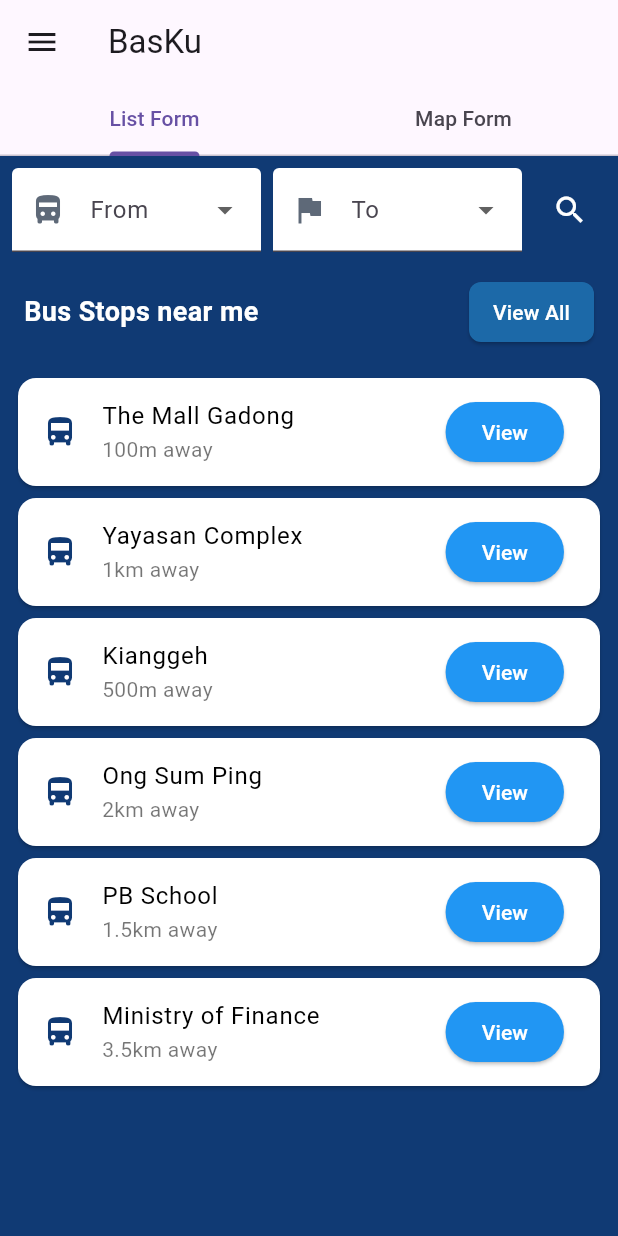
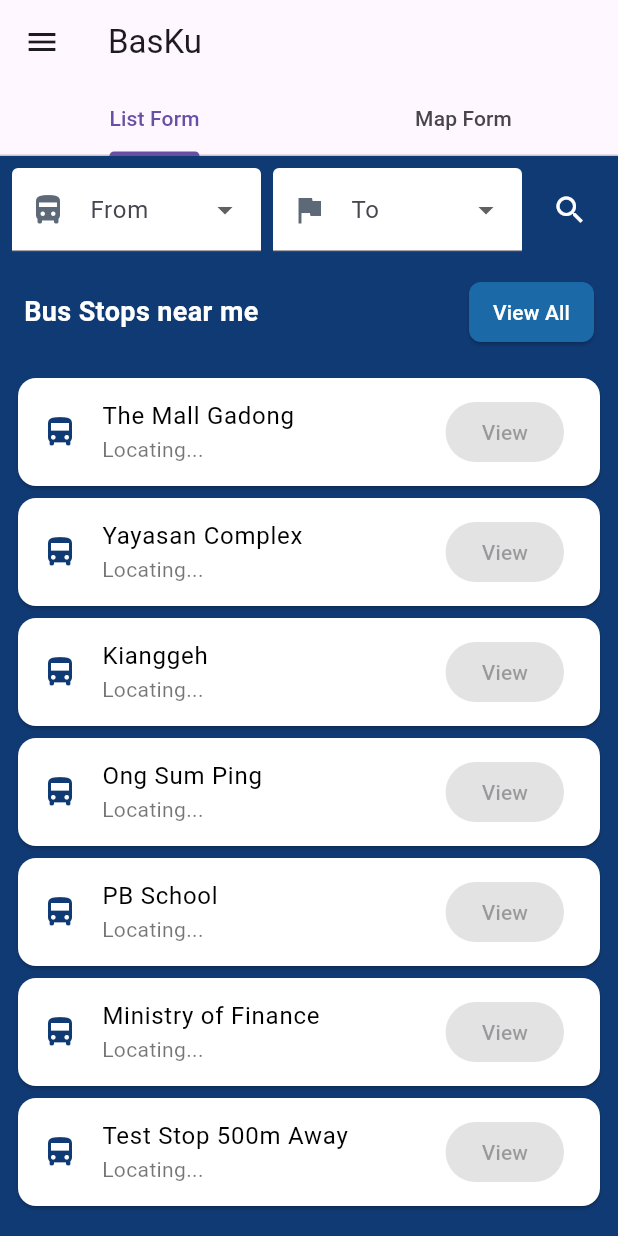
Before and after one commit to sharonkudi/FYP-GROUP_8, a Flutter app: the screen it shows after launch, in the side drawer, after a tap on the "search" icon, on a phone screen of 412 x 824 dp. Run offline on Flutter 3.47's test engine with Material 3 defaults, Android fonts, the light colour scheme and no system bars; our stand-ins replace cloud_firestore, connectivity_plus, firebase_auth, firebase_core, flutter_map, geolocator and 3 more; accounts and stored records are empty.

Commit message:
Update bus_app

```diff
--- a/bus_app/lib/homepage-listform.dart
+++ b/bus_app/lib/homepage-listform.dart
@@ -1,7 +1,10 @@
+import 'dart:async';
+
 import 'homepage-availablebuses.dart';
 import 'package:bus_app/l10n/app_localizations.dart' show AppLocalizations;
 import 'package:flutter/material.dart';
 import 'package:bus_app/no_internet_page.dart';
+import 'package:geolocator/geolocator.dart';
 
 class ListFormPage extends StatefulWidget {
   const ListFormPage({super.key});
@@ -10,11 +13,11 @@ class ListFormPage extends StatefulWidget {
   State<ListFormPage> createState() => _ListFormPageState();
 }
 
-class _ListFormPageState extends State<ListFormPage> {
+class _ListFormPageState extends State<ListFormPage>
+    with AutomaticKeepAliveClientMixin {
   final fromController = TextEditingController();
   final toController = TextEditingController();
 
-  // Your dropdown source list
   final List<String> locations = [
     'The Mall Gadong',
     'Ong Sum Ping',
@@ -24,17 +27,20 @@ class _ListFormPageState extends State<ListFormPage> {
     'Ministry of Finance',
   ];
 
-  // Bus stops shown in "Bus Stops near me"
-  final List<Map<String, String>> _allStops = const [
-    {'name': 'The Mall Gadong', 'distance': '100m away'},
-    {'name': 'Yayasan Complex', 'distance': '1km away'},
-    {'name': 'Kianggeh', 'distance': '500m away'},
-    {'name': 'Ong Sum Ping', 'distance': '2km away'},
-    {'name': 'PB School', 'distance': '1.5km away'},
-    {'name': 'Ministry of Finance', 'distance': '3.5km away'},
+  final List<Map<String, dynamic>> _allStops = [
+    {'name': 'The Mall Gadong', 'lat': 4.868942, 'lng': 114.903128},
+    {'name': 'Yayasan Complex', 'lat': 4.8647, 'lng': 114.9022},
+    {'name': 'Kianggeh', 'lat': 4.893884, 'lng': 114.944413},
+    {'name': 'Ong Sum Ping', 'lat': 4.887325, 'lng': 114.942857},
+    {'name': 'PB School', 'lat': 4.904819, 'lng': 114.933152},
+    {'name': 'Ministry of Finance', 'lat': 4.8892, 'lng': 114.9489},
+    {'name': 'Test Stop 500m Away', 'lat': 4.90332, 'lng': 114.87272},
   ];
 
-  late List<Map<String, String>> _displayedStops;
+  late List<Map<String, dynamic>> _displayedStops;
+  Position? _userPosition;
+  StreamSubscription<Position>? _positionStream;
+  Timer? _locationTimer; // ✅ Add a timer for real-time updates
 
   String? selectedFrom;
   String? selectedTo;
@@ -42,8 +48,90 @@ class _ListFormPageState extends State<ListFormPage> {
   @override
   void initState() {
     super.initState();
-    _displayedStops = List<Map<String, String>>.from(_allStops);
+    _displayedStops = List<Map<String, dynamic>>.from(_allStops);
+
+    // Request the current position once
+    _determinePosition();
+
+    // Listen to GPS updates continuously
+    _positionStream = Geolocator.getPositionStream(
+      locationSettings: const LocationSettings(
+        accuracy: LocationAccuracy.high,
+        distanceFilter: 1,
+      ),
+    ).listen((position) {
+      if (mounted) {
+        setState(() {
+          _userPosition = position;
+        });
+      }
+    });
+
+    // ✅ Add periodic polling for emulator (or slow updates)
+    _locationTimer = Timer.periodic(const Duration(seconds: 1), (_) async {
+      if (!mounted) return;
+      final position = await Geolocator.getCurrentPosition(
+          desiredAccuracy: LocationAccuracy.high);
+      setState(() {
+        _userPosition = position;
+      });
+    });
   }
+
+  Future<void> _determinePosition() async {
+    bool serviceEnabled;
+    LocationPermission permission;
+
+    serviceEnabled = await Geolocator.isLocationServiceEnabled();
+    if (!serviceEnabled) return;
+
+    permission = await Geolocator.checkPermission();
+    if (permission == LocationPermission.denied) {
+      permission = await Geolocator.requestPermission();
+      if (permission == LocationPermission.denied) return;
+    }
+
+    if (permission == LocationPermission.deniedForever) return;
+
+    final position = await Geolocator.getCurrentPosition(
+        desiredAccuracy: LocationAccuracy.high);
+    if (mounted) {
+      setState(() {
+        _userPosition = position;
+      });
+    }
+  }
+
+  @override
+  void dispose() {
+    _positionStream?.cancel();
+    _locationTimer?.cancel(); // ✅ Cancel timer on dispose
+    super.dispose();
+  }
+
+  @override
+  bool get wantKeepAlive => true; // keep alive across tab switches
+
+  String _formatDistance(double distanceInMeters) {
+    if (distanceInMeters == double.infinity) return 'Locating...';
+    if (distanceInMeters < 1000) {
+      return '${distanceInMeters.toStringAsFixed(0)} m away';
+    } else {
+      return '${(distanceInMeters / 1000).toStringAsFixed(2)} km away';
+    }
+  }
+
+  double _calculateDistance(double lat, double lng) {
+    if (_userPosition == null) return double.infinity;
+    return Geolocator.distanceBetween(
+      _userPosition!.latitude,
+      _userPosition!.longitude,
+      lat,
+      lng,
+    );
+
+  }
+
 
   bool _matchesQuery(String name, String query) {
     final lowerName = name.toLowerCase();
@@ -59,7 +147,7 @@ class _ListFormPageState extends State<ListFormPage> {
     if ((selectedFrom == null || selectedFrom!.isEmpty) &&
         (selectedTo == null || selectedTo!.isEmpty)) {
       setState(() {
-        _displayedStops = List<Map<String, String>>.from(_allStops);
+        _displayedStops = List<Map<String, dynamic>>.from(_allStops);
       });
       return;
     }
@@ -70,7 +158,6 @@ class _ListFormPageState extends State<ListFormPage> {
         final fromOk =
             (selectedFrom != null && _matchesQuery(name, selectedFrom!));
         final toOk = (selectedTo != null && _matchesQuery(name, selectedTo!));
-
         return fromOk || toOk;
       }).toList();
     });
@@ -78,10 +165,36 @@ class _ListFormPageState extends State<ListFormPage> {
 
   @override
   Widget build(BuildContext context) {
+    super.build(context); // must call with AutomaticKeepAliveClientMixin
+
+    // ✅ Sort once per build outside ListView
+    _displayedStops.sort((a, b) {
+      final distA = _calculateDistance(a['lat'], a['lng']);
+      final distB = _calculateDistance(b['lat'], b['lng']);
+      return distA.compareTo(distB);
+    });
+
     return Container(
       color: const Color(0xFF103A74),
       child: Column(
         children: [
+          if (_userPosition != null)
+            Padding(
+              padding: const EdgeInsets.all(8.0),
+              child: Row(
+                mainAxisAlignment: MainAxisAlignment.spaceBetween,
+                children: [
+                  Text(
+                    'Lat: ${_userPosition!.latitude.toStringAsFixed(5)}, Lng: ${_userPosition!.longitude.toStringAsFixed(5)}',
+                    style: const TextStyle(color: Colors.white, fontSize: 14),
+                  ),
+                  IconButton(
+                    icon: const Icon(Icons.my_location, color: Colors.white),
+                    onPressed: () {},
+                  ),
+                ],
+              ),
+            ),
           // Search Row
           Padding(
             padding: const EdgeInsets.all(8.0),
@@ -90,7 +203,7 @@ class _ListFormPageState extends State<ListFormPage> {
                 Expanded(
                   child: DropdownButtonFormField<String>(
                     value: selectedFrom,
-                    isExpanded: true, // avoids overflow
+                    isExpanded: true,
                     decoration: const InputDecoration(
                       labelText: 'From',
                       prefixIcon: Icon(Icons.directions_bus_filled,
@@ -144,7 +257,7 @@ class _ListFormPageState extends State<ListFormPage> {
               ],
             ),
           ),
-          // Title row with "Bus Stops near me" and "View All"
+          // Title row
           Padding(
             padding:
                 const EdgeInsets.symmetric(horizontal: 16.0, vertical: 8.0),
@@ -162,9 +275,9 @@ class _ListFormPageState extends State<ListFormPage> {
                 ElevatedButton(
                   style: ElevatedButton.styleFrom(
                     backgroundColor:
-                        const Color.fromARGB(255, 28, 105, 168), // button color
+                        const Color.fromARGB(255, 28, 105, 168),
                     shape: RoundedRectangleBorder(
-                      borderRadius: BorderRadius.circular(8), // corner radius
+                      borderRadius: BorderRadius.circular(8),
                     ),
                     padding:
                         const EdgeInsets.symmetric(horizontal: 16, vertical: 8),
@@ -172,7 +285,7 @@ class _ListFormPageState extends State<ListFormPage> {
                   onPressed: () {
                     setState(() {
                       _displayedStops =
-                          List<Map<String, String>>.from(_allStops);
+                          List<Map<String, dynamic>>.from(_allStops);
                       selectedFrom = null;
                       selectedTo = null;
                     });
@@ -185,6 +298,8 @@ class _ListFormPageState extends State<ListFormPage> {
               ],
             ),
           ),
+          // List of bus stops
+// ListView
           Expanded(
             child: ListView.builder(
               padding: const EdgeInsets.all(8),
@@ -192,23 +307,30 @@ class _ListFormPageState extends State<ListFormPage> {
               itemBuilder: (context, index) {
                 final stop = _displayedStops[index];
                 final name = stop['name']!;
-                final distance = stop['distance']!;
+                final lat = stop['lat'] as double?;
+                final lng = stop['lng'] as double?;
 
-                // Every stop now has an active View button
-                final VoidCallback onView = () {
-                  Navigator.push(
-                    context,
-                    MaterialPageRoute(
-                      builder: (context) =>
-                          AvailableBusesPage(busStopName: name),
-                    ),
-                  );
-                };
+                final distance = (lat != null && lng != null)
+                    ? _calculateDistance(lat, lng)
+                    : double.infinity;
+                final distanceText = _formatDistance(distance);
+
+                final isNearby = distance <= 800;
 
                 return BusStopCard(
                   name: name,
-                  distance: distance,
-                  onView: onView,
+                  distance: distanceText,
+                  onView: isNearby
+                      ? () {
+                          Navigator.push(
+                            context,
+                            MaterialPageRoute(
+                              builder: (context) =>
+                                  AvailableBusesPage(busStopName: name),
+                            ),
+                          );
+                        }
+                      : null,
                 );
               },
             ),
@@ -241,6 +363,9 @@ class BusStopCard extends StatelessWidget {
         subtitle: Text(distance, style: const TextStyle(color: Colors.black54)),
         trailing: ElevatedButton(
           onPressed: onView,
+          style: ElevatedButton.styleFrom(
+            backgroundColor: onView == null ? Colors.grey : const Color(0xFF103A74),
+          ),
           child: const Text('View'),
         ),
       ),
```
Also changed, not shown: 3 other files.
